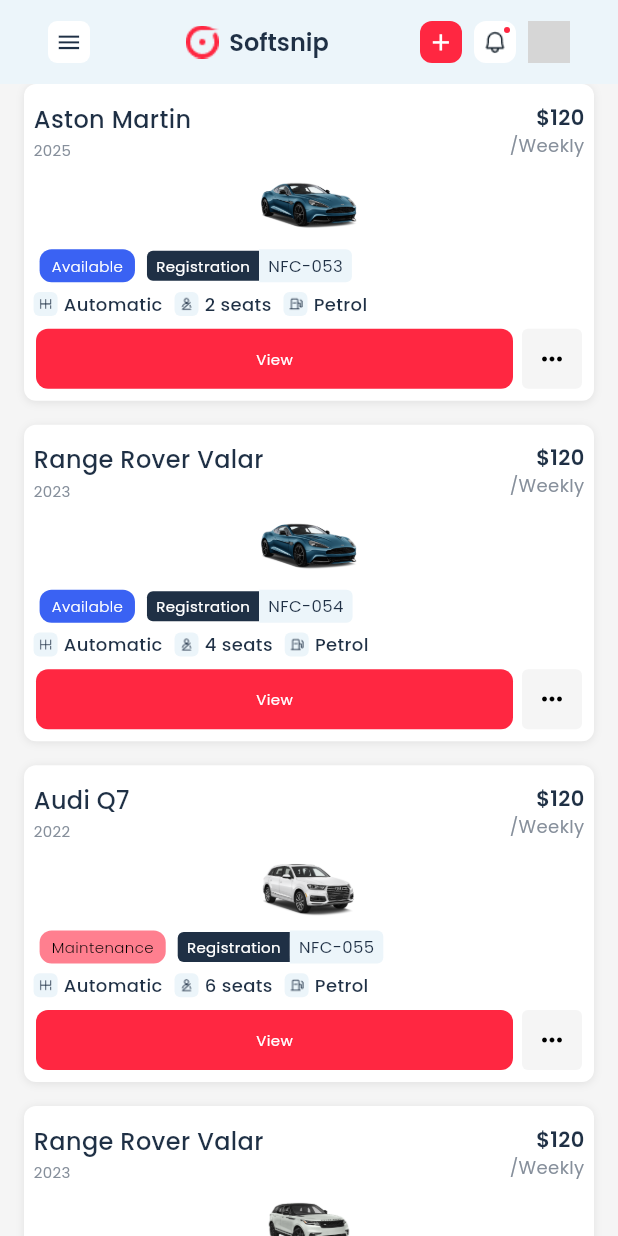
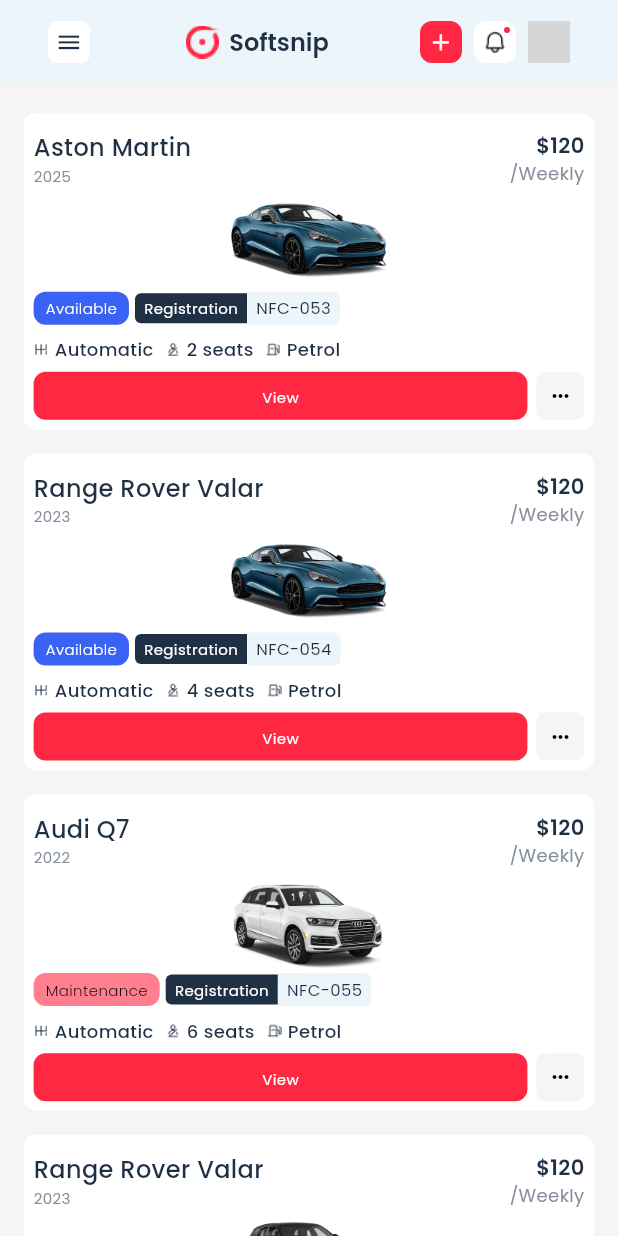
Before and after one commit to huzaifa-huzzi/Car_Rental_Project, a Flutter app: the GridViewScreen screen opened by its route, on a phone screen of 412 x 824 dp. Run offline on Flutter 3.47's test engine with Material 3 defaults, Android fonts, the light colour scheme and no system bars; our stand-ins replace dotted_border, file_picker, get, go_router, google_fonts, url_strategy; network calls fail; grey boxes are pictures that could not be loaded.

Commit message:
Responsivness done for the gridviewScreen also

```diff
--- a/lib/Car Inventory/Car Directory/CarInventoryMainScreen.dart
+++ b/lib/Car Inventory/Car Directory/CarInventoryMainScreen.dart
@@ -27,8 +27,7 @@
           child: Column(
             children: [
               if (AppSizes.isWeb(context)) HeaderWebWidget(mainTitle: 'Cars',showProfile: true,showNotification: true,showSettings: true,showSearch: true,),
-
-
+              SizedBox(height: 20,),
               CardListHeaderWidget(),
 
               Obx(() {
--- a/lib/Car Inventory/Car Directory/GridViewScreen/GridViewScreen.dart
+++ b/lib/Car Inventory/Car Directory/GridViewScreen/GridViewScreen.dart
@@ -123,8 +123,19 @@
       child: Column(
         children: [
 
+          SizedBox(
+            height: AppSizes.isMobile(context)
+                ? AppSizes.verticalPadding(context) * 1.2
+                : AppSizes.isTablet(context)
+                ? AppSizes.verticalPadding(context) * 0.9
+                : AppSizes.verticalPadding(context) * 0.4,
+          ),
+
+
           Padding(
-            padding: EdgeInsets.symmetric(horizontal: AppSizes.horizontalPadding(context)),
+            padding: EdgeInsets.symmetric(
+              horizontal: AppSizes.horizontalPadding(context),
+            ),
             child: GridView.count(
               shrinkWrap: true,
               physics: const NeverScrollableScrollPhysics(),
--- a/lib/Car Inventory/Car Directory/GridViewScreen/Widgets/CarGridItem.dart
+++ b/lib/Car Inventory/Car Directory/GridViewScreen/Widgets/CarGridItem.dart
@@ -35,74 +35,39 @@
   @override
   Widget build(BuildContext context) {
     final borderRadius = AppSizes.borderRadius(context);
-    final bool isMobile = AppSizes.isMobile(context);
-
-    // Hover state
     bool isHover = false;
 
     return StatefulBuilder(
       builder: (context, setState) {
         return MouseRegion(
-          onEnter: (_) {
-            if (AppSizes.isWeb(context)) {
-              setState(() => isHover = true);
-            }
-            if (AppSizes.isMobile(context)) {
-              setState(() => isHover = true);
-            }
-            if (AppSizes.isTablet(context)) {
-              setState(() => isHover = true);
-            }
-          },
-          onExit: (_) {
-            if (AppSizes.isWeb(context)) {
-              setState(() => isHover = false);
-            }
-            if (AppSizes.isMobile(context)) {
-              setState(() => isHover = false);
-            }
-            if (AppSizes.isTablet(context)) {
-              setState(() => isHover = false);
-            }
-          },
+          onEnter: (_) => setState(() => isHover = true),
+          onExit: (_) => setState(() => isHover = false),
           child: AnimatedContainer(
             duration: const Duration(milliseconds: 180),
+            constraints: const BoxConstraints(minHeight: 280),
             decoration: BoxDecoration(
               color: Colors.white,
               borderRadius: BorderRadius.circular(borderRadius),
               border: isHover
-                  ? Border.all(color: AppColors.primaryColor, width: 2)
+                  ? Border.all(color: AppColors.primaryColor, width: 1)
                   : null,
-              boxShadow: const [
-                BoxShadow(
-                  color: Color.fromRGBO(0, 0, 0, 0.08),
-                  offset: Offset(0, 1),
-                  blurRadius: 4,
             ),
-              ],
-            ),
-
-            child: LayoutBuilder(
-              builder: (context, constraints) {
-                return Column(
+            child: Column(
+              mainAxisSize: MainAxisSize.min,
               crossAxisAlignment: CrossAxisAlignment.start,
               children: [
                 _buildHeader(context),
 
                 Flexible(
-                      flex: 2,
-                      child: _buildCarImage(
-                        context,
-                        extraMobileHeight: isMobile ? 60 : 0,
-                      ),
+                  flex: 4,
+                  fit: FlexFit.loose,
+                  child: _buildCarImage(context),
                 ),
 
-                    _buildDetails(context),
+                _buildResponsiveDetails(context),
 
                 _buildActions(context),
               ],
-                );
-              },
             ),
           ),
         );
@@ -110,10 +75,7 @@
     );
   }
 
-
-
-
-  /// ----- Extra Widgets (Used in the above screen)  -----///
+  /// --------- Extra Widgets ----------- ///
 
     // header widget
   Widget _buildHeader(BuildContext context) {
@@ -126,81 +88,100 @@
         top: AppSizes.verticalPadding(context) * 0.75,
       ),
       child: Row(
-        crossAxisAlignment: CrossAxisAlignment.start,
         children: [
           Expanded(
             child: Column(
               crossAxisAlignment: CrossAxisAlignment.start,
               children: [
-                Text(
-                  name,
-                  style: TTextTheme.h6Style(context),
-                  overflow: TextOverflow.ellipsis,
-                  maxLines: 1,
+                FittedBox(
+                  fit: BoxFit.scaleDown,
+                  child: Text(name, style: TTextTheme.h6Style(context)),
                 ),
-                const SizedBox(height: 2),
-                Text(
-                  model,
-                  style: TTextTheme.titleUpperHeading(context),
-                  overflow: TextOverflow.ellipsis,
-                  maxLines: 1,
-                ),
+                Text(model, style: TTextTheme.titleUpperHeading(context), overflow: TextOverflow.ellipsis),
               ],
             ),
           ),
-          Column(
+          const SizedBox(width: 4),
+          FittedBox(
+            fit: BoxFit.scaleDown,
+            child: Column(
               crossAxisAlignment: CrossAxisAlignment.end,
               children: [
-              FittedBox(
-                child: Text(
-                  "\$${price.split('/').first.trim()}",
-                  style: TTextTheme.titleOne(context),
+                Text("\$${price.split('/').first.trim()}", style: TTextTheme.titleOne(context)),
+                Text("/${price.split('/').last.trim()}", style: TTextTheme.titleThree(context)),
+              ],
             ),
-              ),
-              FittedBox(
-                child: Text(
-                  "/${price.split('/').last.trim()}",
-                  style: TTextTheme.titleThree(context),
-                ),
-              ),
-            ],
           ),
         ],
       ),
     );
   }
 
-   // buildCar Widget
-  Widget _buildCarImage(BuildContext context, {double extraMobileHeight = 0}) {
+   // car Image widget
+  Widget _buildCarImage(BuildContext context) {
     String img = image.startsWith("assets/") ? image : "assets/images/$image";
-    final screenWidth = MediaQuery.of(context).size.width;
-    final screenHeight = MediaQuery.of(context).size.height;
-    final isMobile = AppSizes.isMobile(context);
-    final isTablet = AppSizes.isTablet(context);
 
-    int crossAxisCount = AppSizes.isWeb(context) ? 3 : isTablet ? 2 : 1;
-    final cardWidth = screenWidth / crossAxisCount;
+    return LayoutBuilder(
+      builder: (context, constraints) {
+        final availableWidth = constraints.maxWidth;
+        final double adaptiveHeight = constraints.maxHeight > 70 ? constraints.maxHeight : 70;
 
-    double baseHeight = cardWidth * 0.6;
-
-    if (isMobile) {
-      baseHeight += extraMobileHeight;
+        return Container(
+          width: availableWidth,
+          alignment: Alignment.center,
+          padding: const EdgeInsets.symmetric(horizontal: 4),
+          child: Image.asset(
+            img,
+            fit: BoxFit.contain,
+            height: adaptiveHeight,
+            filterQuality: FilterQuality.medium,
+          ),
+        );
+      },
+    );
   }
 
-    double minHeight = screenHeight * (isMobile ? 0.35 : 0.25);
-    double maxHeight = screenHeight * (isMobile ? 0.45 : 0.5);
-
-    double imageHeight = baseHeight.clamp(minHeight, maxHeight);
+  // Responsive details widget
+  Widget _buildResponsiveDetails(BuildContext context) {
+    final paddingH = AppSizes.padding(context) * (AppSizes.isMobile(context) ? 0.4 : 0.75);
+    bool isMobile = AppSizes.isMobile(context);
 
     return Padding(
-      padding: const EdgeInsets.symmetric(vertical: 8),
-      child: Center(
-        child: Image.asset(
-          img,
-          width: double.infinity,
-          height: imageHeight,
-          fit: BoxFit.contain,
+      padding: EdgeInsets.symmetric(horizontal: paddingH),
+      child: Column(
+        crossAxisAlignment: CrossAxisAlignment.start,
+        children: [
+          isMobile
+              ? Row(
+            children: [
+              _statusBadge(context),
+              const SizedBox(width: 4),
+              Expanded(child: _buildRegistrationBadge(context)),
+            ],
+          )
+              : Column(
+            crossAxisAlignment: CrossAxisAlignment.start,
+            children: [
+              _statusBadge(context),
+              const SizedBox(height: 4),
+              _buildRegistrationBadge(context),
+            ],
           ),
+          const SizedBox(height: 8),
+          SingleChildScrollView(
+            scrollDirection: Axis.horizontal,
+            physics: const BouncingScrollPhysics(),
+            child: Row(
+              children: [
+                _specItem(context, IconString.transmissionIcon, transmission),
+                const SizedBox(width: 8),
+                _specItem(context, IconString.seatIcon, capacity),
+                const SizedBox(width: 8),
+                _specItem(context, IconString.gasPumpIcon, fuelType),
+              ],
+            ),
+          ),
+        ],
       ),
     );
   }
@@ -275,121 +256,49 @@
     );
   }
 
-   // Build Detail widget
-  Widget _buildDetails(BuildContext context) {
-    final paddingH = AppSizes.padding(context) * (AppSizes.isMobile(context) ? 0.4 : 0.75);
-    bool isMobile = AppSizes.isMobile(context);
-
-    return Padding(
-      padding: EdgeInsets.symmetric(horizontal: paddingH),
-      child: Column(
-        crossAxisAlignment: CrossAxisAlignment.start,
+  // specItems widgets
+  Widget _specItem(BuildContext context, String icon, String value) {
+    return Row(
+      mainAxisSize: MainAxisSize.min,
       children: [
-          isMobile
-              ? Row(
-            crossAxisAlignment: CrossAxisAlignment.start,
-            children: [
-              Padding(
-                padding: const EdgeInsets.only(left: 4.0, right: 8.0),
-                child: _statusBadge(context),
-              ),
-              _buildRegistrationBadge(context),
+        Image.asset(icon, width: 10, height: 10, color: AppColors.textColor),
+        const SizedBox(width: 4),
+        Text(value, style: TTextTheme.titleSmallTexts(context)),
       ],
-          )
-              : Column(
-            crossAxisAlignment: CrossAxisAlignment.start,
-            children: [
-              _statusBadge(context),
-              SizedBox(height: 8),
-              _buildRegistrationBadge(context),
-            ],
-          ),
-          SizedBox(height: isMobile ? 6 : 12),
-          Wrap(
-            spacing: isMobile ? 8 : 16,
-            runSpacing: 8,
-            children: [
-              _specItem(context, IconString.transmissionIcon, transmission),
-              _specItem(context, IconString.seatIcon, capacity),
-              _specItem(context, IconString.gasPumpIcon, fuelType),
-            ],
-          ),
-        ],
-      ),
     );
   }
 
-   // spec Items widget
-  Widget _specItem(BuildContext context, String icon, String value) {
-    final iconSize = AppSizes.isMobile(context) ? 16.0 : 20.0;
+   // Action button widget
+  Widget _buildActions(BuildContext context) {
+    final padding = AppSizes.padding(context) * (AppSizes.isMobile(context) ? 0.4 : 0.75);
 
+    return Padding(
+      padding: EdgeInsets.all(padding),
+      child: LayoutBuilder(
+          builder: (context, bConstraints) {
+            double btnHeight = bConstraints.maxWidth < 150 ? 27 : 32;
             return Row(
-      mainAxisSize: MainAxisSize.min,
               children: [
-        Container(
-          width: iconSize,
-          height: iconSize,
-          decoration: BoxDecoration(
-            color: AppColors.secondaryColor,
-            borderRadius: BorderRadius.circular(4),
-          ),
-          child: Center(
-            child: Image.asset(
-              icon,
-              width: iconSize * 0.6,
-              height: iconSize * 0.6,
-              color: AppColors.textColor,
+                Expanded(
+                  child: AddButton(
+                    text: 'View',
+                    onTap: onView ?? () => context.push('/cardetails', extra: {"hideMobileAppBar": true}),
+                    height: btnHeight,
                   ),
                 ),
+                const SizedBox(width: 6),
+                Container(
+                  height: btnHeight,
+                  width: btnHeight,
+                  decoration: BoxDecoration(
+                    color: AppColors.backgroundOfScreenColor,
+                    borderRadius: BorderRadius.circular(6),
                   ),
-        const SizedBox(width: 4),
-        Flexible(
-          child: Text(
-            value,
-            style: TTextTheme.titleSmallTexts(context),
-            overflow: TextOverflow.ellipsis,
-          ),
+                  child: Icon(Icons.more_horiz, color: AppColors.blackColor, size: btnHeight * 0.5),
                 ),
               ],
             );
           }
-
-   // Action Buttons widget
-  Widget _buildActions(BuildContext context) {
-    final padding = AppSizes.padding(context) * (AppSizes.isMobile(context) ? 0.5 : 0.75);
-    final buttonHeight = AppSizes.isMobile(context) ? 40.0 : 45.0;
-
-    return Padding(
-      padding: EdgeInsets.all(padding),
-      child: Row(
-        children: [
-          Expanded(
-            child: AddButton(
-              text: AppSizes.isMobile(context) ? 'View' : 'View Car',
-              onTap: onView ?? () {
-                context.push(
-                  '/cardetails',
-                  extra: {"hideMobileAppBar": true},
-                );
-              },
-              height: buttonHeight,
-            ),
-          ),
-          SizedBox(width: AppSizes.isMobile(context) ? 6 : 8),
-          Container(
-            height: buttonHeight,
-            width: buttonHeight,
-            decoration: BoxDecoration(
-              color: AppColors.backgroundOfScreenColor,
-              borderRadius: BorderRadius.circular(AppSizes.borderRadius(context) * 0.5),
-            ),
-            child: Icon(
-              Icons.more_horiz,
-              color: AppColors.blackColor,
-              size: buttonHeight * 0.5,
-            ),
-          ),
-        ],
       ),
     );
   }
--- a/lib/Car Inventory/Car Directory/ListViewScreen/ListViewScreen.dart
+++ b/lib/Car Inventory/Car Directory/ListViewScreen/ListViewScreen.dart
@@ -13,7 +13,7 @@
     final isMobile = AppSizes.isMobile(context);
     final isTab = AppSizes.isTablet(context);
     final isWeb = AppSizes.isWeb(context);
-    final needHorizontalScroll = isMobile || isTab || isWeb; // web also scrollable now
+    final needHorizontalScroll = isMobile || isTab || isWeb;
     final tablePadding = AppSizes.padding(context);
     final baseVerticalSpace = AppSizes.verticalPadding(context);
 
@@ -90,7 +90,7 @@
           ],
         );
 
-        // Use horizontal scroll if needed
+
         if (needHorizontalScroll) {
           return SingleChildScrollView(
             scrollDirection: Axis.horizontal,
--- a/lib/Car Inventory/Car Directory/ReusableWidget/HeaderWebWidget.dart
+++ b/lib/Car Inventory/Car Directory/ReusableWidget/HeaderWebWidget.dart
@@ -77,6 +77,9 @@
     final double tabletIconSize = AppSizes.buttonHeight(context) * 0.6;
 
     return Container(
+      margin: EdgeInsets.only(
+        bottom: isMobile ? 12 : 0,
+      ),
       padding: EdgeInsets.symmetric(
         vertical: AppSizes.verticalPadding(context),
         horizontal: finalHorizontalPadding,
@@ -85,7 +88,8 @@
         mainAxisAlignment: MainAxisAlignment.spaceBetween,
         children: [
           /// LEFT SIDE (Back + Titles)
-          Row(
+          Expanded(
+            child: Row(
               mainAxisSize: MainAxisSize.min,
               children: [
                 if (showBack)
@@ -131,20 +135,25 @@
                         Text(
                           smallTitle ?? "",
                           style: TTextTheme.titleUpperHeading(context),
+                          maxLines: 1,
                           overflow: TextOverflow.ellipsis,
                         ),
+
                       Text(
                         mainTitle,
                         style: TTextTheme.titleOne(context),
+                        maxLines: 1,
                         overflow: TextOverflow.ellipsis,
                       ),
+
                     ],
                   ),
                 ),
               ],
             ),
+          ),
 
-          /// RIGHT SIDE (Conditional Icons)
+          /// RIGHT SIDE
           Row(
             mainAxisSize: MainAxisSize.min,
             children: [
@@ -155,8 +164,9 @@
                     ? GestureDetector(
                   onTap: onAddPressed,
                   child: Container(
+
                     width: addButtonSize,
-                    height: addButtonSize,
+                    height: addButtonSize/2,
                     decoration: BoxDecoration(
                       color: AppColors.primaryColor,
                       borderRadius: BorderRadius.circular(
@@ -175,7 +185,7 @@
                     : GestureDetector(
                   onTap: onAddPressed,
                   child: Container(
-                    height: 40.0,
+                    height: 30.0,
                     padding: EdgeInsets.symmetric(horizontal: finalInternalSpacing),
                     decoration: BoxDecoration(
                       color: AppColors.primaryColor,
```
Lines whose indentation alone changed are shown as unchanged.
